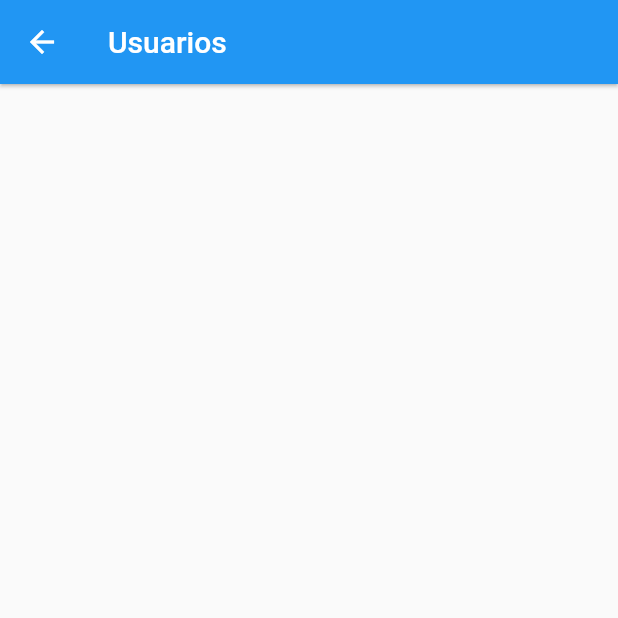
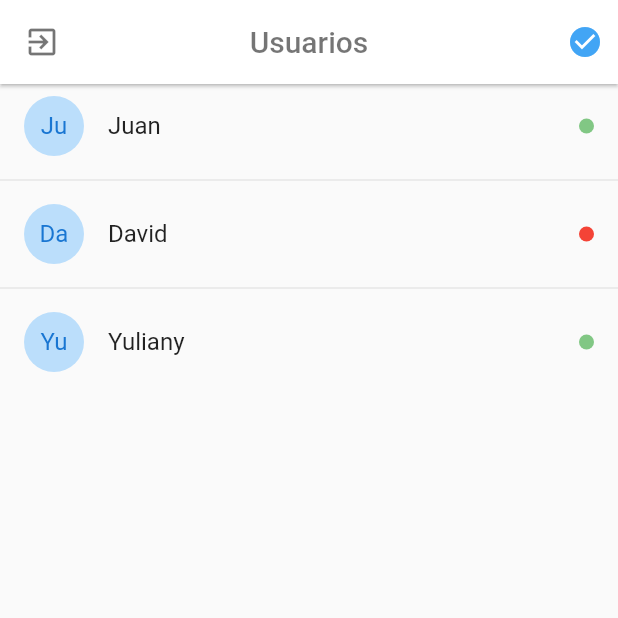
Before and after one commit to juancuadra2/chat_app, a Flutter app: the UsuarioPage screen opened by its route, on a phone screen of 412 x 824 dp, the top half of it. Run offline on Flutter 3.47's test engine with Material 2 defaults, Android fonts, the phone set to English and light mode, and no system bars; drawn by our look-alikes of pull_to_refresh.

```diff
--- a/lib/main.dart
+++ b/lib/main.dart
@@ -9,7 +9,7 @@ class MyApp extends StatelessWidget {
     return MaterialApp(
       title: 'Material App',
       debugShowCheckedModeBanner: false,
-      initialRoute: 'login',
+      initialRoute: 'chat',
       routes: appRoutes,
     );
   }
--- /dev/null
+++ b/lib/models/usuario.dart
@@ -0,0 +1,15 @@
+class Usuario {
+
+  bool online;
+  String email;
+  String nombre;
+  String uid;
+
+  Usuario({
+    this.online,
+    this.email,
+    this.nombre,
+    this.uid
+  });
+
+}
--- a/lib/pages/usuarios_page.dart
+++ b/lib/pages/usuarios_page.dart
@@ -1,15 +1,87 @@
+import 'package:chat_app/models/usuario.dart';
 import 'package:flutter/material.dart';
+import 'package:pull_to_refresh/pull_to_refresh.dart';
 
-class UsuarioPage extends StatelessWidget {
+class UsuarioPage extends StatefulWidget {
   const UsuarioPage({Key key}) : super(key: key);
+
+  @override
+  _UsuarioPageState createState() => _UsuarioPageState();
+}
+
+class _UsuarioPageState extends State<UsuarioPage> {
+
+  final usuarios = [
+    Usuario( online: true, nombre: 'Juan', email: 'correo@email.com', uid: '1'),
+    Usuario( online: false, nombre: 'David', email: 'correo@email.com', uid: '2'),
+    Usuario( online: true, nombre: 'Yuliany', email: 'correo@email.com', uid: '3'),
+  ];
+
+  RefreshController _refreshController = RefreshController(initialRefresh: false);
+
 
   @override
   Widget build(BuildContext context) {
     return Scaffold(
       appBar: AppBar(
-        title: Text('Usuarios'),
+        title: Text('Usuarios', style: TextStyle(color: Colors.black54)),
+        centerTitle: true,
         elevation: 1,
+        backgroundColor: Colors.white,
+        leading: IconButton(
+          icon: Icon(Icons.exit_to_app, color: Colors.black54),
+          onPressed: (){
+
+          },
+        ),
+        actions: [
+          Container(
+            margin: EdgeInsets.only( right: 10 ),
+            child: Icon(Icons.check_circle, color: Colors.blue[400]),
+          )
+        ],
+      ),
+      body: SmartRefresher(
+        controller: _refreshController,
+        enablePullDown: true,
+        child: _listViewUsuarios(),
+        onRefresh: _cargarUsuarios,
+      )
+
+    );
+  }
+
+  ListView _listViewUsuarios() {
+    return ListView.separated(
+      physics: BouncingScrollPhysics(),
+      itemBuilder: (_, i) => _usuarioTile(usuarios[i]),
+      separatorBuilder: (_, i) => Divider(),
+      itemCount: usuarios.length,
+    );
+  }
+
+  Widget _usuarioTile(Usuario usuario) {
+    return ListTile(
+      title: Text(usuario.nombre),
+      leading: CircleAvatar(
+        child:  Text(usuario.nombre.substring(0,2)),
+        backgroundColor: Colors.blue[100],
+      ),
+      trailing: Container(
+        width: 10,
+        height: 10,
+        decoration: BoxDecoration(
+          color: usuario.online ? Colors.green[300] : Colors.red,
+          borderRadius: BorderRadius.circular(100)
+        ),
       ),
     );
   }
+
+  _cargarUsuarios() async{
+    await Future.delayed(Duration(milliseconds: 1000));
+    // if failed,use refreshFailed()
+    _refreshController.refreshCompleted();
+  }
+
 }
--- a/pubspec.yaml
+++ b/pubspec.yaml
@@ -28,6 +28,7 @@ dependencies:
   # The following adds the Cupertino Icons font to your application.
   # Use with the CupertinoIcons class for iOS style icons.
   cupertino_icons: ^1.0.2
+  pull_to_refresh: ^1.6.4
 
 dev_dependencies:
   flutter_test:
```
Also changed, not shown: lib/pages/chat_page.dart (+113 -2 lines), lib/widgets/message.dart (added, +47 -0 lines), pubspec.lock.
